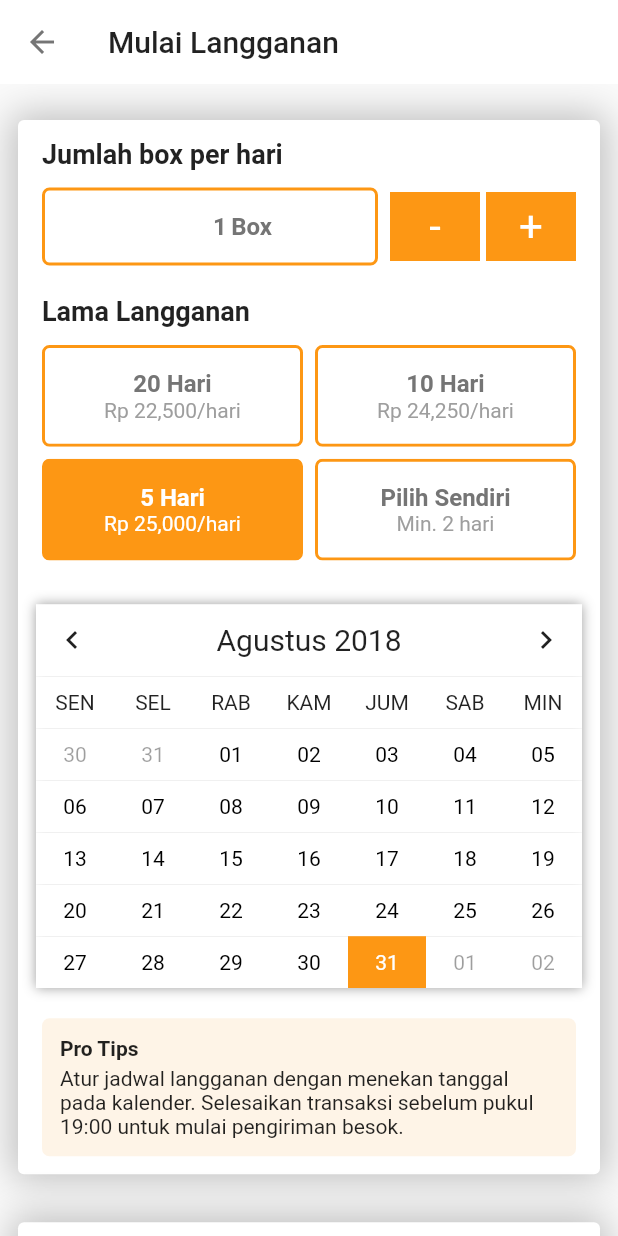
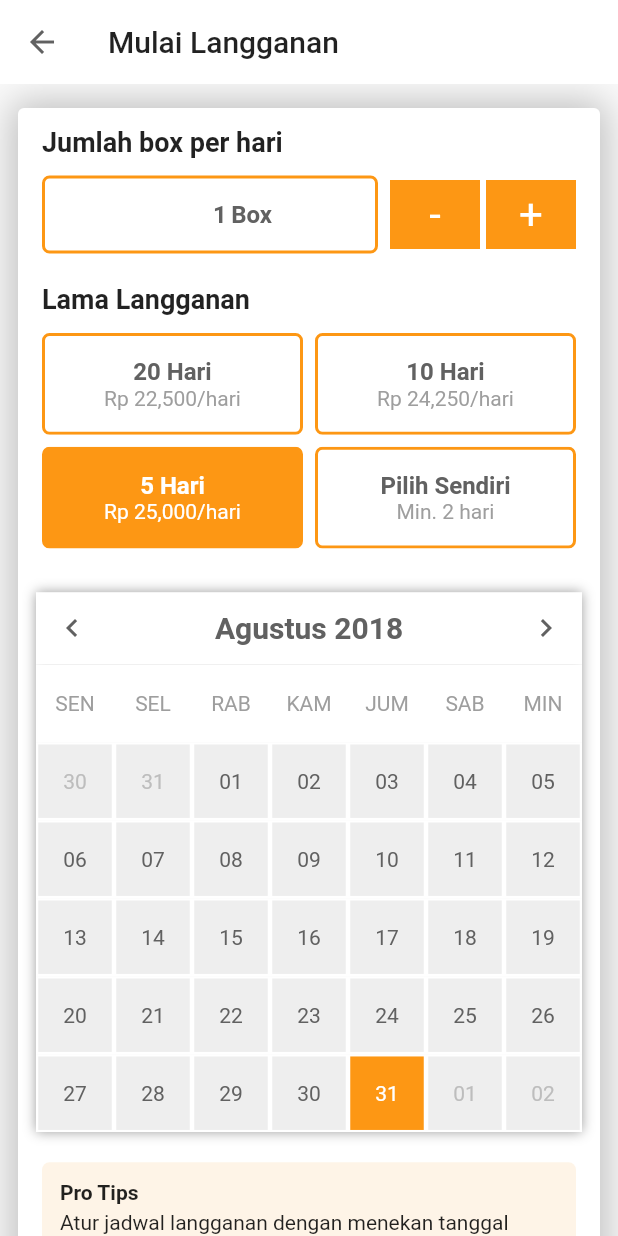
Before and after one commit to jprawira/flutter-langganan-makanan, a Flutter app: the screen it shows after launch, on a phone screen of 412 x 824 dp. Run offline on Flutter 3.47's test engine with Material 2 defaults, Android fonts, the phone set to English and light mode, and no system bars; our stand-ins replace tuple.

Commit message:
Add styling for calendar

```diff
--- a/lib/main.dart
+++ b/lib/main.dart
@@ -129,14 +129,14 @@ class _MyHomePageState extends State<MyHomePage> {
               keyboardType: TextInputType.number,
               textAlign: TextAlign.right,
               style: TextStyle(
-                  color: Colors.grey[600],
+                  color: Colors.grey[700],
                   fontWeight: FontWeight.bold,
                   fontSize: 16.0),
               decoration: InputDecoration(border: InputBorder.none),
             )),
             Text('Box',
                 style: TextStyle(
-                    color: Colors.grey[600],
+                    color: Colors.grey[700],
                     fontWeight: FontWeight.bold,
                     fontSize: 16.0)),
             Padding(padding: EdgeInsets.only(right: _deviceSize.width / 6.0))
@@ -241,7 +241,7 @@ class _MyHomePageState extends State<MyHomePage> {
 
   Widget orderCard() {
     return new Container(
-        padding: const EdgeInsets.fromLTRB(8.0, 20.0, 8.0, 12.0),
+        padding: const EdgeInsets.fromLTRB(8.0, 12.0, 8.0, 8.0),
         child: new Container(
             decoration: new BoxDecoration(boxShadow: [
               new BoxShadow(color: Colors.grey[400], blurRadius: 20.0)
@@ -302,7 +302,7 @@ class _MyHomePageState extends State<MyHomePage> {
 
   Widget detailsCard() {
     return new Container(
-        padding: const EdgeInsets.fromLTRB(8.0, 12.0, 8.0, 12.0),
+        padding: const EdgeInsets.fromLTRB(8.0, 8.0, 8.0, 8.0),
         child: new Container(
             decoration: new BoxDecoration(boxShadow: [
               new BoxShadow(color: Colors.grey[400], blurRadius: 20.0)
@@ -428,7 +428,7 @@ class _MyHomePageState extends State<MyHomePage> {
           backgroundColor: Colors.white,
           leading: new Icon(
             Icons.arrow_back,
-            color: Colors.grey[600],
+            color: Colors.grey[700],
           ),
           elevation: 0.0,
           title: new Text(widget.title),
--- a/lib/widgets/calendar.dart
+++ b/lib/widgets/calendar.dart
@@ -79,11 +79,11 @@ class _CalendarState extends State<Calendar> {
     if (widget.showChevronsToChangeRange) {
       leftOuterIcon = new IconButton(
         onPressed: isExpanded ? previousMonth : previousWeek,
-        icon: new Icon(Icons.chevron_left),
+        icon: new Icon(Icons.chevron_left, color: Colors.grey[700]),
       );
       rightOuterIcon = new IconButton(
         onPressed: isExpanded ? nextMonth : nextWeek,
-        icon: new Icon(Icons.chevron_right),
+        icon: new Icon(Icons.chevron_right, color: Colors.grey[700]),
       );
     } else {
       leftOuterIcon = new Container();
@@ -92,7 +92,7 @@ class _CalendarState extends State<Calendar> {
 
     if (widget.showTodayAction) {
       leftInnerIcon = new InkWell(
-        child: new Text('Today'),
+        child: new Text('Today', style: new TextStyle(color: Colors.grey[700])),
         onTap: resetToToday,
       );
     } else {
@@ -109,6 +109,8 @@ class _CalendarState extends State<Calendar> {
             new Text(
               displayMonth,
               style: new TextStyle(
+                color: Colors.grey[700],
+                fontWeight: FontWeight.bold,
                 fontSize: 20.0,
               ),
             ),
@@ -128,7 +130,7 @@ class _CalendarState extends State<Calendar> {
         child: new GridView.count(
           shrinkWrap: true,
           crossAxisCount: 7,
-          childAspectRatio: 1.5,
+          childAspectRatio: 1.0,
           mainAxisSpacing: 0.0,
           padding: new EdgeInsets.only(bottom: 0.0),
           children: calendarBuilder(),
@@ -191,8 +193,8 @@ class _CalendarState extends State<Calendar> {
     TextStyle dateStyles;
     if (isExpanded) {
       dateStyles = monthStarted && !monthEnded
-          ? new TextStyle(color: Colors.black)
-          : new TextStyle(color: Colors.black38);
+          ? new TextStyle(color: Colors.grey[700])
+          : new TextStyle(color: Colors.grey[400]);
     } else {
       dateStyles = new TextStyle(color: Colors.black);
     }
@@ -315,6 +317,7 @@ class _CalendarState extends State<Calendar> {
     DateTime selected = await showDatePicker(
       context: context,
       initialDate: _selectedDate ?? new DateTime.now(),
+      // TODO: CHANGE THE LIMIT FOR PICKER
       firstDate: new DateTime(1960),
       lastDate: new DateTime(2050),
     );
--- a/lib/widgets/calendar_tile.dart
+++ b/lib/widgets/calendar_tile.dart
@@ -17,7 +17,7 @@ class CalendarTile extends StatelessWidget {
     this.child,
     this.dateStyles,
     this.dayOfWeek,
-    this.dayOfWeekStyles,
+    this.dayOfWeekStyles = const TextStyle(color: Colors.grey),
     this.isDayOfWeek: false,
     this.isSelected: false,
   });
@@ -39,10 +39,13 @@ class CalendarTile extends StatelessWidget {
         child: new Container(
           decoration: isSelected
               ? new BoxDecoration(
+                  border: new Border.all(color: Colors.white, width: 1.5),
                   shape: BoxShape.rectangle,
                   color: Theme.of(context).primaryColor,
                 )
-              : new BoxDecoration(),
+              : new BoxDecoration(
+                  border: new Border.all(color: Colors.white, width: 1.5),
+                  color: Colors.grey[200]),
           alignment: Alignment.center,
           child: new Text(
             Utils.formatDay(date).toString(),
--- a/lib/widgets/subscribe_length_picker.dart
+++ b/lib/widgets/subscribe_length_picker.dart
@@ -88,7 +88,7 @@ class LengthPickerItem extends StatelessWidget {
               new Text(
                 _item.text,
                 style: TextStyle(
-                    color: _item.isSelected ? Colors.white : Colors.grey[600],
+                    color: _item.isSelected ? Colors.white : Colors.grey[700],
                     fontWeight: FontWeight.bold,
                     fontSize: 16.0),
               ),
```
